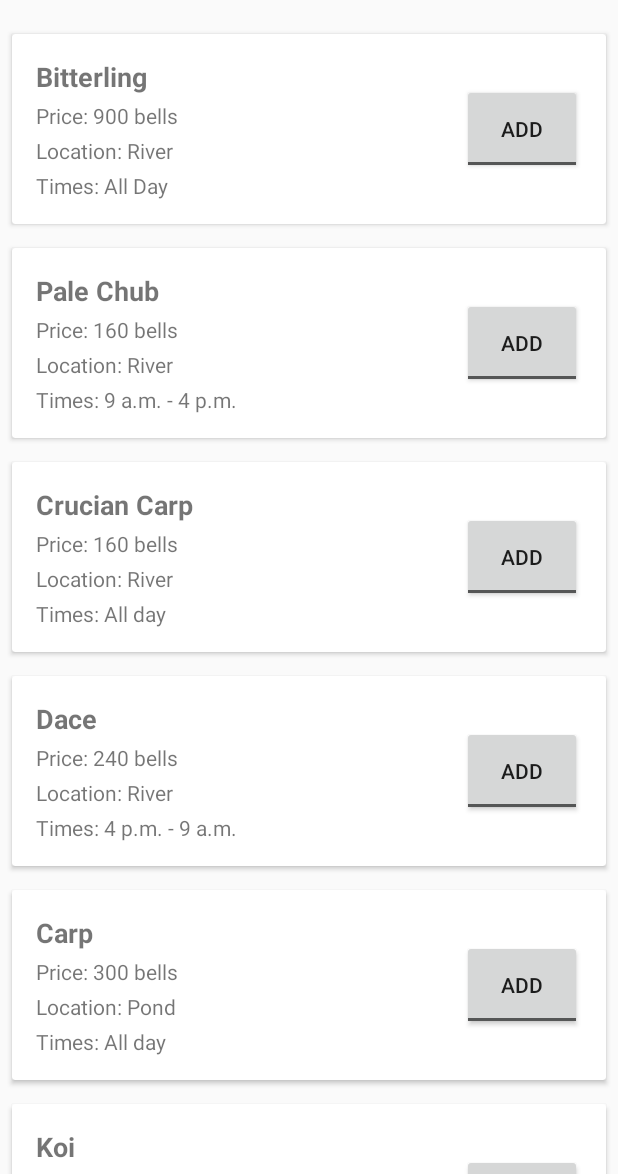
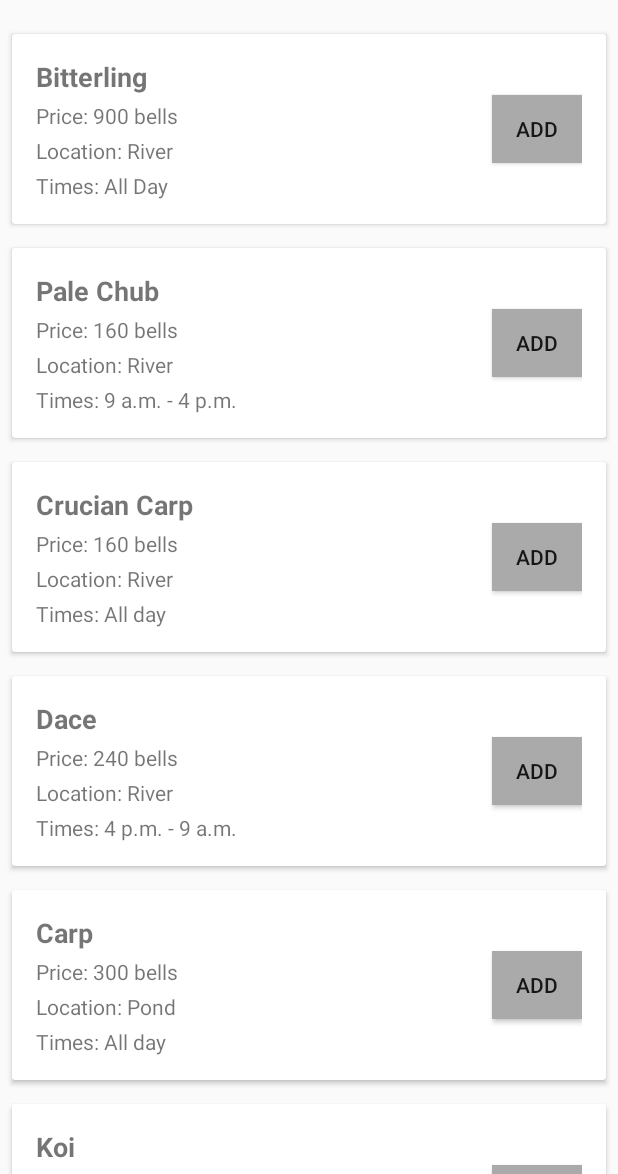
Before and after one commit to audaniel9/ACPocketMuseum, an Android app: the screen it shows after launch (MainActivity), on a phone screen of 412 x 824 dp, the part 62-1236 px from its top. Run offline under Robolectric (Android 15) with nearby library versions, the phone set to English and light mode, and no system bars.

Commit message:
default color added

```diff
--- a/app/src/main/res/layout/museum_specimen_card.xml
+++ b/app/src/main/res/layout/museum_specimen_card.xml
@@ -54,14 +54,15 @@
 
             <ToggleButton
                 android:id="@+id/saveButton"
-                android:layout_width="80dp"
-                android:layout_height="60dp"
+                android:layout_width="60dp"
+                android:layout_height="45dp"
+                android:background="@android:color/darker_gray"
                 android:text="SaveButton"
                 android:textOff="Add"
                 android:textOn="Saved"
                 app:layout_constraintBottom_toBottomOf="parent"
                 app:layout_constraintEnd_toEndOf="parent"
-                app:layout_constraintTop_toTopOf="parent"/>
+                app:layout_constraintTop_toTopOf="parent" />
 
         </androidx.constraintlayout.widget.ConstraintLayout>
 
```
